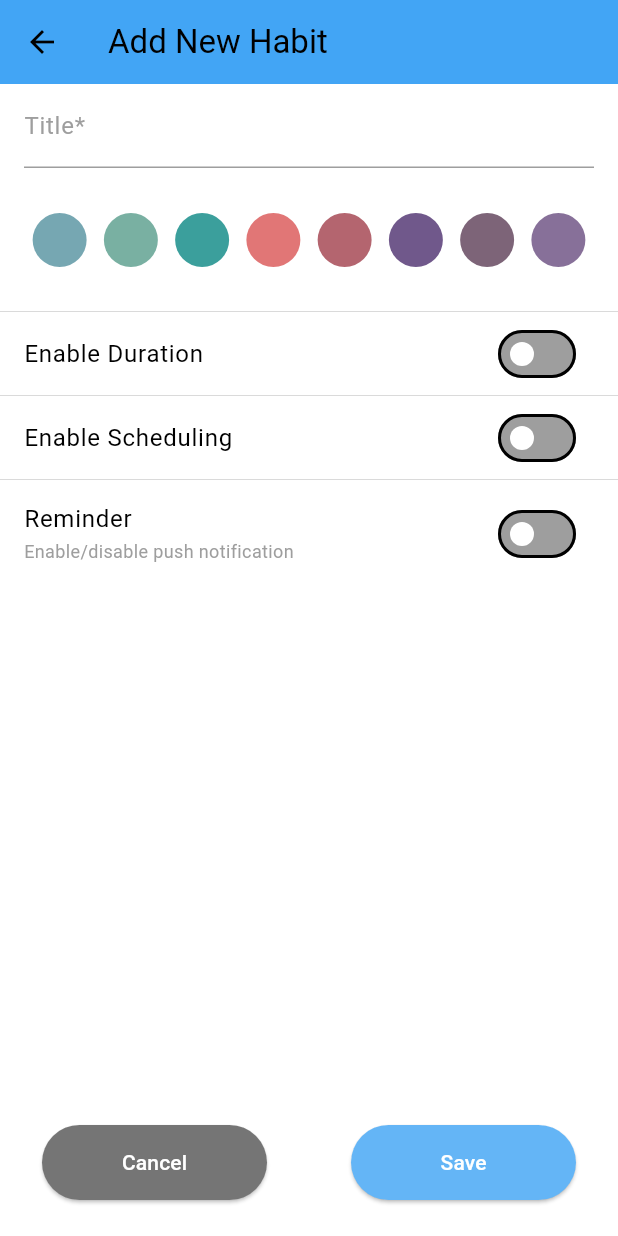
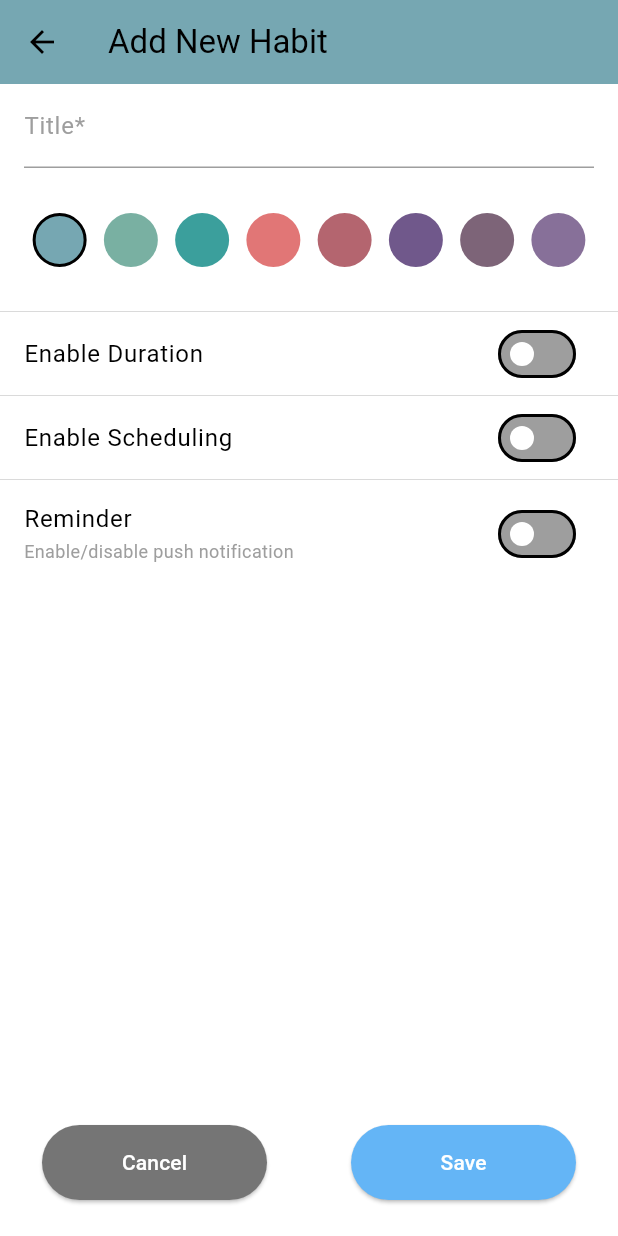
Before and after one commit to andresceron/habituo, a Flutter app: the AddHabitPage screen opened directly, on a phone screen of 412 x 824 dp. Run offline on Flutter 3.47's test engine with Material 3 defaults, Android fonts, the phone set to English and light mode, and no system bars; our stand-ins replace cloud_firestore, easy_date_timeline, firebase_auth, firebase_core, flutter_heatmap_calendar, flutter_slidable and 1 more; accounts and stored records are empty.

Commit message:
fixup! update habit colors

```diff
--- a/lib/pages/add_habit_page.dart
+++ b/lib/pages/add_habit_page.dart
@@ -17,7 +17,7 @@ class AddHabitPage extends StatefulWidget {
 class _AddHabitPageState extends State<AddHabitPage> {
   final _formKey = GlobalKey<FormState>();
   final TextEditingController _nameController = TextEditingController();
-  Color _color = Colors.blue.shade400;
+  Color _color = const Color(0xff76a7b2);
   bool _notify = false;
   bool _duration = false;
   bool _scheduled = false;
```
